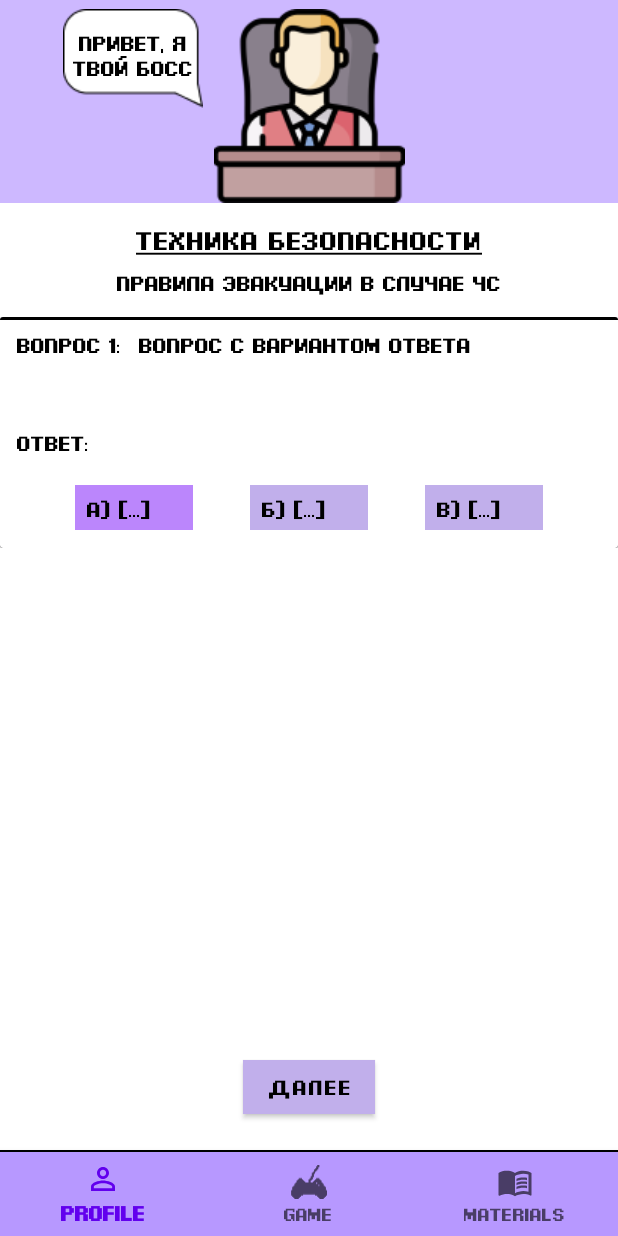
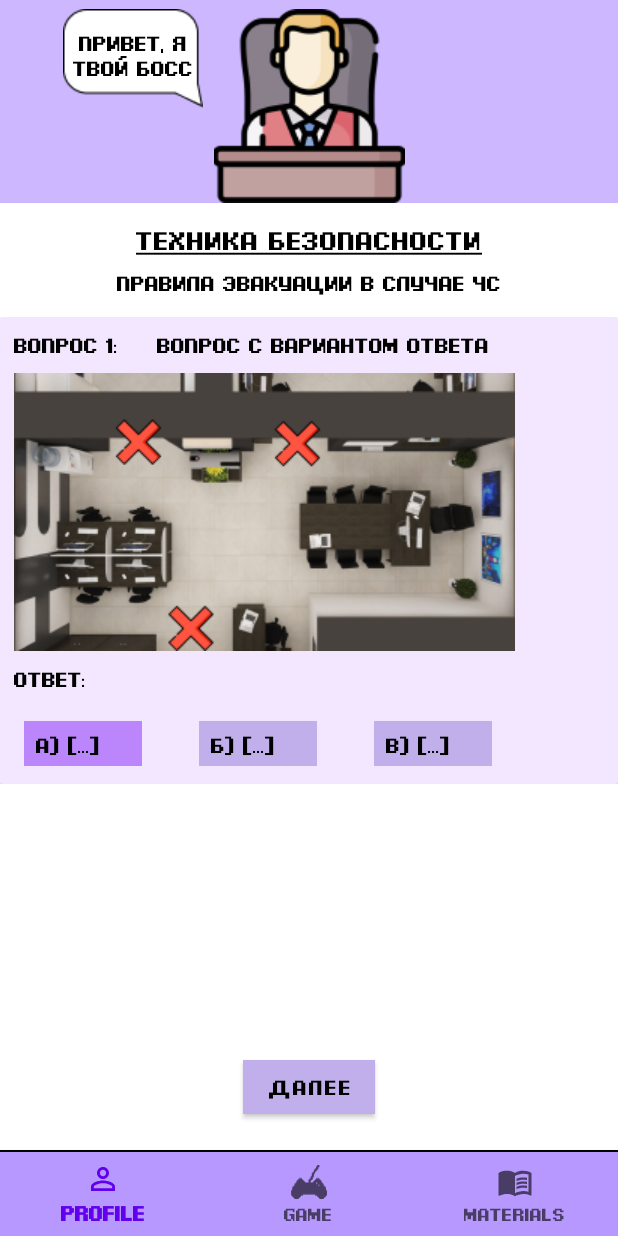
Before and after one commit to NIKITry/Hackaton, an Android app: the fragment TestImgFragment placed in its activity, on a phone screen of 412 x 824 dp. Run offline under Robolectric (Android 15) with nearby library versions, the phone set to English and light mode, and no system bars.

Commit message:
fix image test

```diff
--- a/app/src/main/java/com/example/hackaton/adapters/TestImgAdapter.kt
+++ b/app/src/main/java/com/example/hackaton/adapters/TestImgAdapter.kt
@@ -29,7 +29,7 @@ class TestImgAdapter: RecyclerView.Adapter<TestImgAdapter.TestImgHolder>() {
     }
 
     override fun onCreateViewHolder(parent: ViewGroup, viewType: Int): TestImgHolder {
-        val view = LayoutInflater.from(parent.context).inflate(R.layout.test_item, parent, false)
+        val view = LayoutInflater.from(parent.context).inflate(R.layout.test_item_image, parent, false)
         return TestImgHolder(view)
     }
 
--- a/app/src/main/res/layout/test_item_image.xml
+++ b/app/src/main/res/layout/test_item_image.xml
@@ -15,6 +15,7 @@
         app:layout_constraintTop_toTopOf="parent">
 
         <androidx.constraintlayout.widget.ConstraintLayout
+            android:id="@+id/constraint"
             android:layout_width="wrap_content"
             android:layout_height="wrap_content">
 
@@ -85,8 +86,8 @@
                     android:background="@drawable/test_button_background"
                     android:button="@null"
                     android:checked="true"
+                    android:fontFamily="@font/pixel_style"
                     android:maxHeight="23dp"
-                    android:fontFamily="@font/pixel_style"
                     android:text="a) [...]" />
 
                 <RadioButton
@@ -109,8 +110,8 @@
                     android:layout_weight="1"
                     android:background="@drawable/test_button_background"
                     android:button="@null"
+                    android:fontFamily="@font/pixel_style"
                     android:maxHeight="23dp"
-                    android:fontFamily="@font/pixel_style"
                     android:text="в) [...]" />
             </RadioGroup>
         </androidx.constraintlayout.widget.ConstraintLayout>
```
